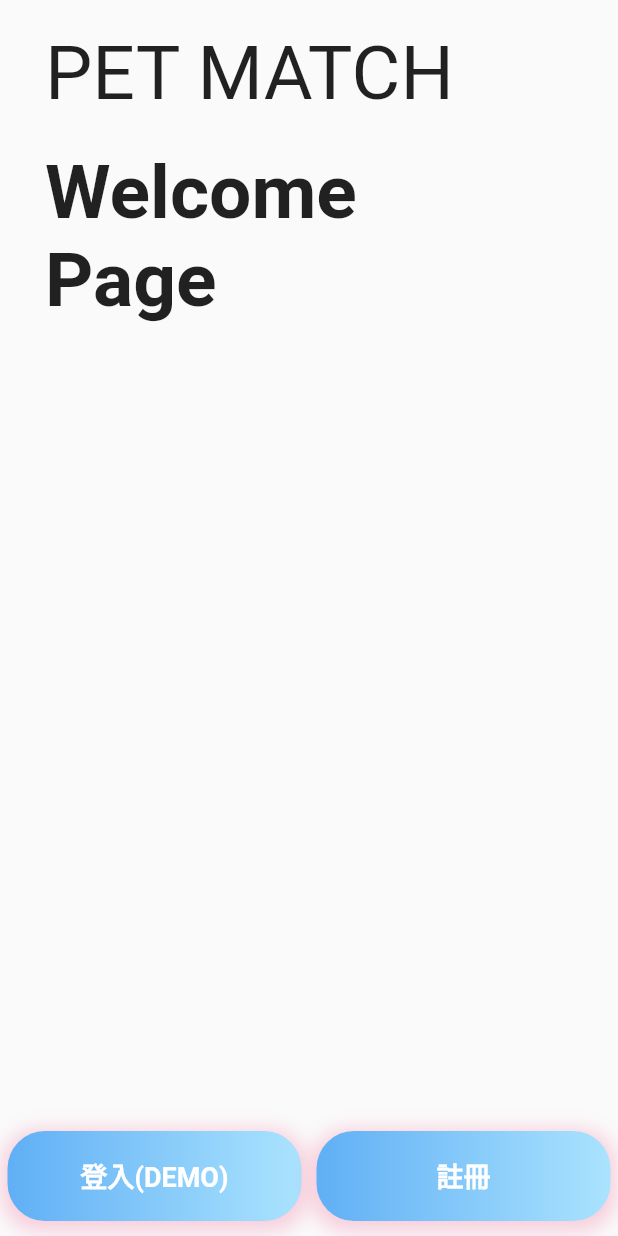
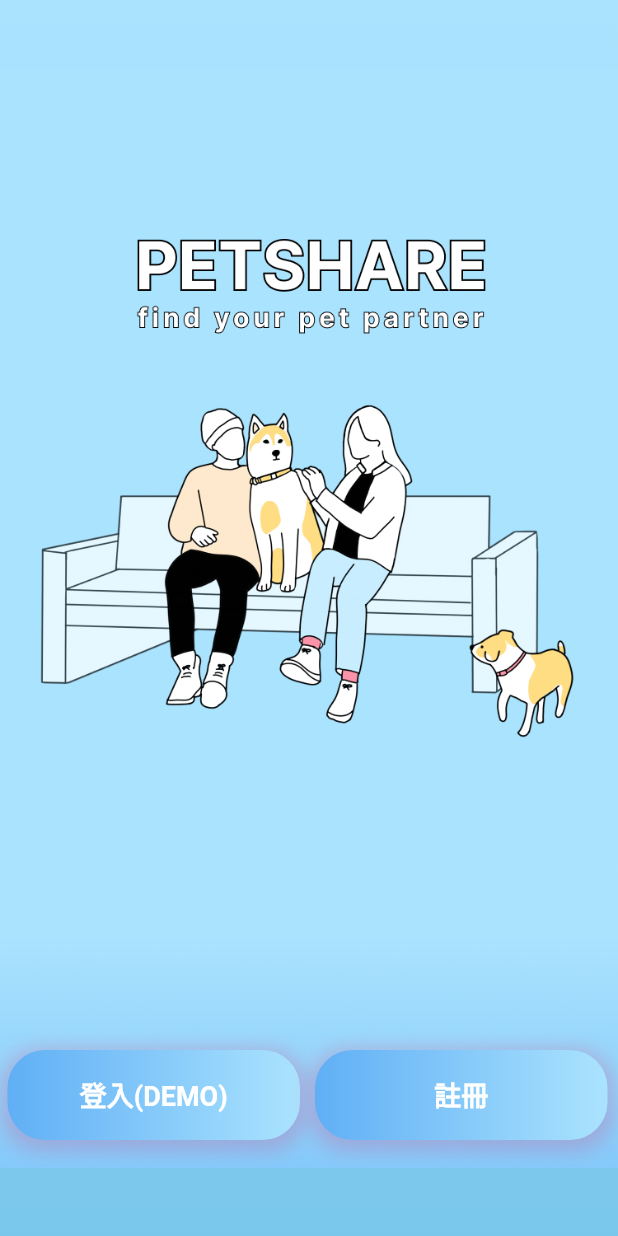
Before and after one commit to yu-hsiennn/Pet-App, a Flutter app: the screen it shows after launch, on a phone screen of 412 x 824 dp. Run offline on Flutter 3.47's test engine with Material 2 defaults, Android fonts, the phone set to English and light mode, and no system bars; our stand-ins replace google_maps_flutter, gradient_app_bar, image_picker, shared_preferences, speech_to_text; missing offline and left inert: album_image, custom_marker; Roboto replaces fonts that are missing (Netflix).

Commit message:
redesign page

```diff
--- a/lib/HomePage.dart
+++ b/lib/HomePage.dart
@@ -8,6 +8,7 @@ import 'AttractionPage.dart';
 import 'PetApp.dart';
 import 'package:image/image.dart' as IMG;
 import 'package:custom_marker/marker_icon.dart';
+import 'package:gradient_app_bar/gradient_app_bar.dart';
 
 
 class HomePage extends StatefulWidget {
@@ -82,8 +83,13 @@ class _HomePageState extends State<HomePage> {
   Widget build(BuildContext context) {
     return SafeArea(
       child: Scaffold(
-        appBar: AppBar(
-          backgroundColor: Color.fromRGBO(96, 175, 245, 1),
+        appBar: GradientAppBar(
+          gradient: LinearGradient(
+            colors: [
+              Color.fromRGBO(170, 227, 254, 1),
+              Color.fromRGBO(121, 199, 235, 1),
+            ],
+          ),
           title: Center(
             child: Text(
               "PETSHARE",
--- a/lib/main.dart
+++ b/lib/main.dart
@@ -38,32 +38,32 @@ class _WelcomePageState extends State<WelcomePage> {
   @override
   Widget build(BuildContext context) {
     return Scaffold(
-      body: Column(
-        children: <Widget>[
-          Expanded(
-              child: ListView(
+        body: Stack(
             children: [
               Container(
-                margin: EdgeInsets.symmetric(vertical: 20, horizontal: 30),
-                alignment: Alignment.topLeft,
-                child: Text('PET MATCH',
-                    style: TextStyle(
-                      fontSize: 50,
-                    )),
+                  decoration: BoxDecoration(
+                  gradient: LinearGradient(
+                    begin: Alignment.topCenter,
+                    end: Alignment.bottomCenter,
+                    colors: [
+                      Color.fromRGBO(170, 227, 254, 1),
+                      Color.fromRGBO(121, 199, 235, 1),
+                    ],
                   ),
+                ),
+              ),
+              Image.asset(
+                "assets/image/Home.jpg",
+                height: double.infinity,
+                // width: double.infinity,
+              ),
+              Positioned(
+                top: 700,
+                bottom: 20,
+                child: Column(
+                  children: [
                     Container(
-                margin: EdgeInsets.symmetric(vertical: 0, horizontal: 30),
-                alignment: Alignment.topLeft,
-                child: Text('Welcome \nPage',
-                    style: TextStyle(
-                      fontSize: 50,
-                      fontWeight: FontWeight.bold,
-                    )),
-              ),
-            ],
-          )),
-          Container(
-            constraints: BoxConstraints(maxWidth: 500),
+                      constraints: BoxConstraints(maxWidth: 410),
                       margin: EdgeInsets.only(bottom: 10),
                       child: Row(
                         mainAxisAlignment: MainAxisAlignment.center,
@@ -97,6 +97,45 @@ class _WelcomePageState extends State<WelcomePage> {
                     ),
                   ],
                 ),
+              )
+            ],
+          ),
         );
   }
 }
+// Column(
+//           Container(
+//             constraints: BoxConstraints(maxWidth: 500),
+//             margin: EdgeInsets.only(bottom: 10),
+//             child: Row(
+//               mainAxisAlignment: MainAxisAlignment.center,
+//               children: [
+//                 Expanded(
+//                   flex: 1,
+//                   child: CustomButton(
+//                     label: '登入(DEMO)',
+//                     onPressed: () {
+//                       Navigator.push(
+//                           context,
+//                           MaterialPageRoute(
+//                               builder: (context) => MainPage(user: demoUser1)));
+//                     },
+//                   ),
+//                 ),
+//                 Expanded(
+//                   flex: 1,
+//                   child: CustomButton(
+//                     label: '註冊',
+//                     onPressed: () {
+//                       Navigator.push(
+//                           context,
+//                           MaterialPageRoute(
+//                               builder: (context) => RegisterPage()));
+//                     },
+//                   ),
+//                 )
+//               ],
+//             ),
+//           ),
+//         ],
+//       ),
--- a/pubspec.yaml
+++ b/pubspec.yaml
@@ -49,6 +49,7 @@ dependencies:
   flutter_native_image: ^0.0.6+1
   image: ^3.2.2
   custom_marker: ^1.0.0
+  gradient_app_bar: ^0.1.3
 
 
 dev_dependencies:
```
Also changed, not shown: assets/image/Home.jpg (added), pubspec.lock. Lines whose indentation alone changed are shown as unchanged.
